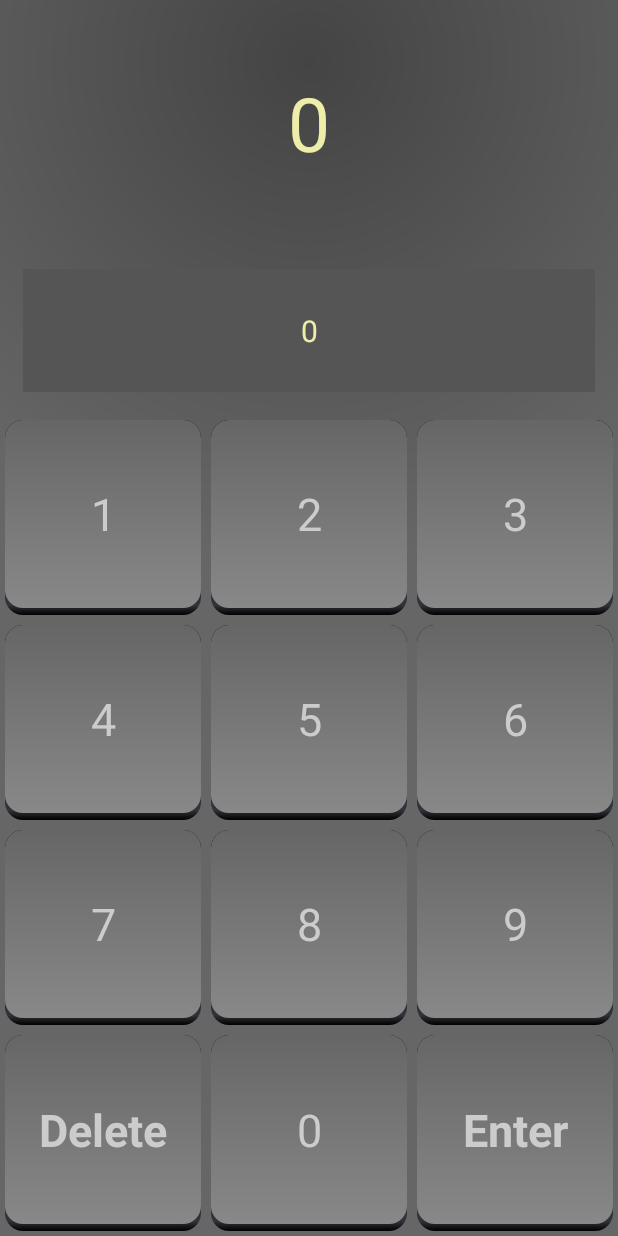
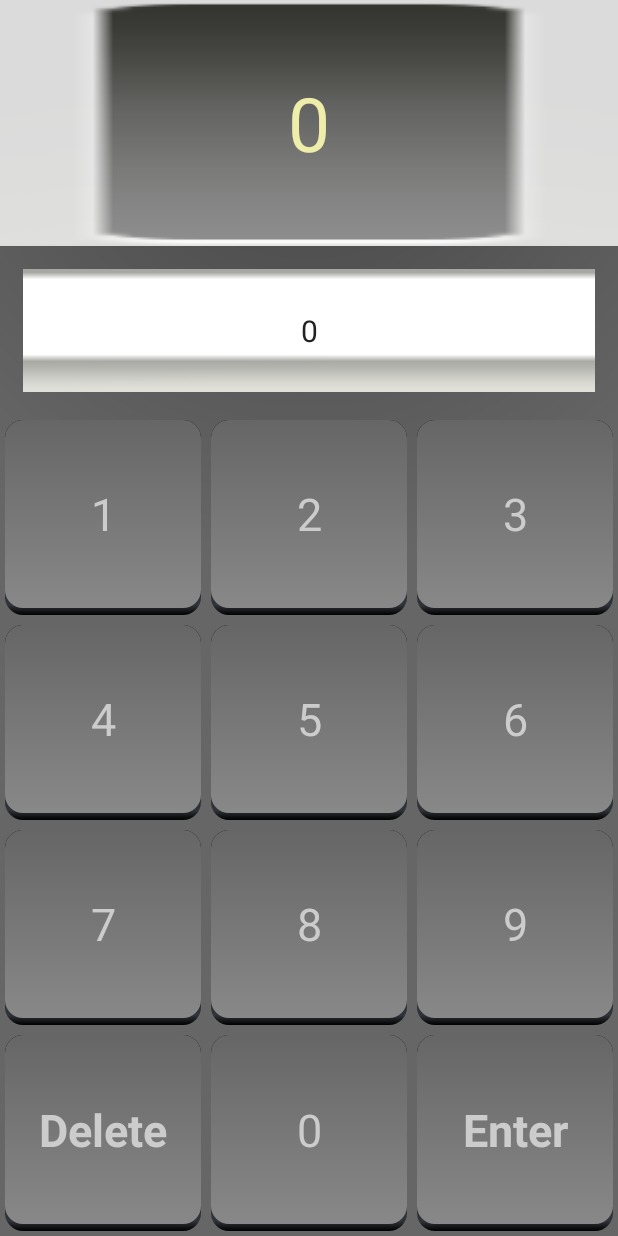
Before and after one commit to beepscore/RemoteControl, an Android app: the screen it shows after launch (RemoteControlActivity), on a phone screen of 412 x 824 dp. Run offline under Robolectric (Android 15) with nearby library versions, the phone set to English and light mode, and no system bars.

Commit message:
Add bar.png, window.png. In fragment_remote_control use them.

```diff
--- a/app/src/main/res/layout/fragment_remote_control.xml
+++ b/app/src/main/res/layout/fragment_remote_control.xml
@@ -10,6 +10,7 @@
         android:layout_width="match_parent"
         android:layout_height="0dp"
         android:layout_weight="2"
+        android:background="@drawable/window"
         android:gravity="center"
         android:text="@string/zero"
         android:textColor="@color/text_view_text"
@@ -20,10 +21,10 @@
         android:layout_height="0dp"
         android:layout_weight="1"
         android:layout_margin="15dp"
-        android:background="@color/text_view_background"
+        android:background="@drawable/bar"
         android:gravity="center"
         android:text="@string/zero"
-        android:textColor="@color/text_view_text"
+        android:textColor="@color/text_view_text_dark"
         android:textSize="20dp" />
     <include
         android:layout_weight="1"
--- a/app/src/main/res/values/colors.xml
+++ b/app/src/main/res/values/colors.xml
@@ -2,6 +2,7 @@
 <resources>
     <color name="text_view_background">#555555</color>
     <color name="text_view_text">#eeeeaa</color>
+    <color name="text_view_text_dark">#222222</color>
     <color name="button_text">#cccccc</color>
     <color name="button_text_pressed">#556699</color>
     <color name="button_background_start">#888888</color>
```
Also changed, not shown: app/src/main/res/drawable-hdpi/bar.png (added), app/src/main/res/drawable-hdpi/window.png (added).
